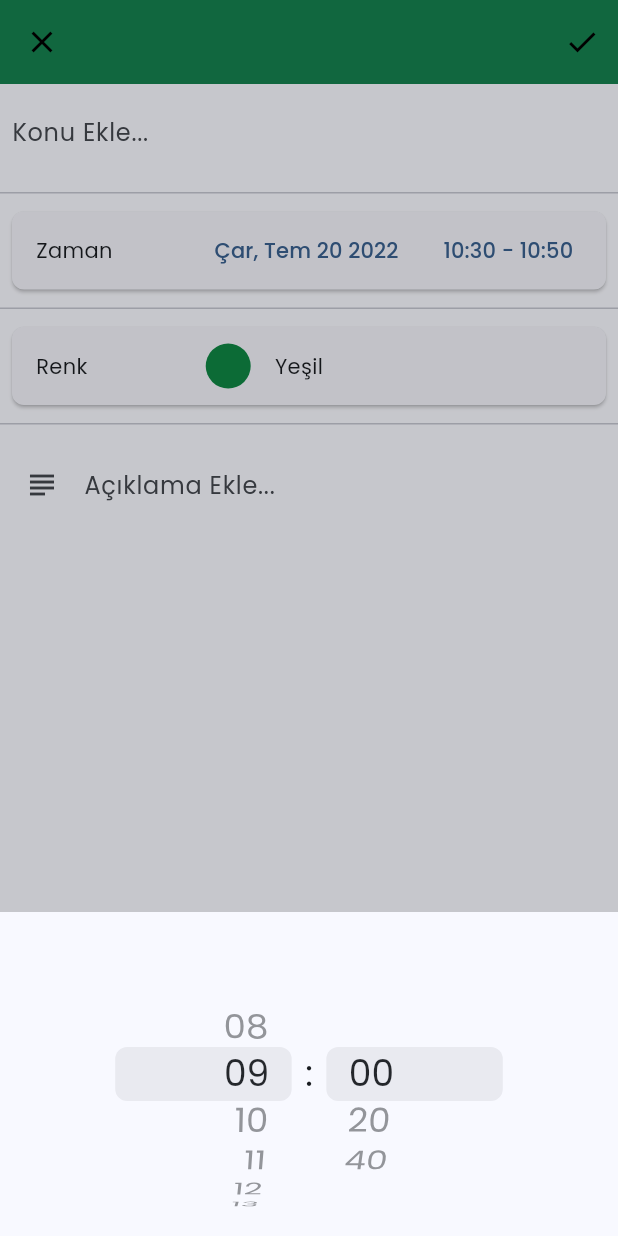
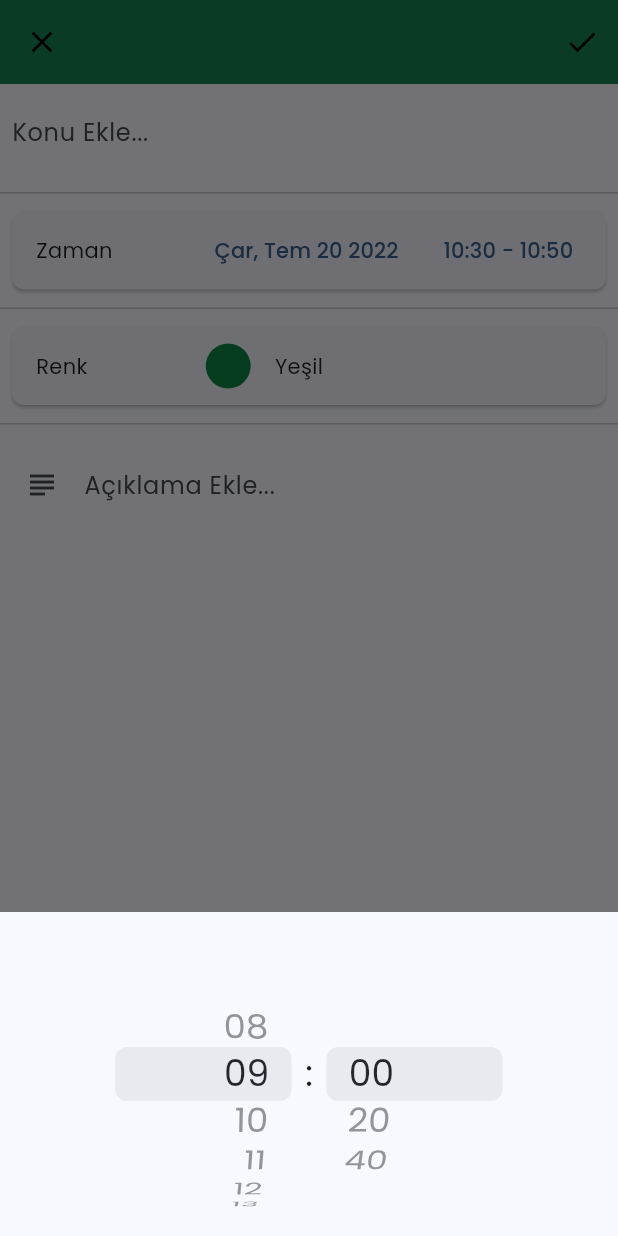
Before and after one commit to shmsacr/engelsiz, a Flutter app: the AppointmentView screen opened directly with empty values, after a tap on an icon or button, on a phone screen of 412 x 824 dp. Run offline on Flutter 3.47's test engine with Material 2 defaults, Android fonts, the phone set to English and light mode, and no system bars; our stand-ins replace cached_network_image, curved_navigation_bar, faker, firebase_core, flex_color_scheme, flutter_riverpod and 3 more; accounts and stored records are empty; network calls fail.

Commit message:
refactor: convert time picker to bottom sheet

```diff
--- a/lib/controller/calendar_controller.dart
+++ b/lib/controller/calendar_controller.dart
@@ -38,6 +38,9 @@ class AppointmentNotifier extends ChangeNotifier {
     subjectController.addListener(_updateSubject);
     descriptionController.addListener(_updateDescription);
   }
+
+  int? get startHour => appointment.startTime.hour;
+  int? get startMinute => appointment.startTime.minute;
 
   void updateStartTime(DateTime startTime) {
     final startTime_ = preventMidnight(startTime);
--- /dev/null
+++ b/lib/ui/screens/calendar/app_time_picker.dart
@@ -0,0 +1,85 @@
+import 'package:flutter/cupertino.dart';
+import 'package:flutter/material.dart';
+import 'package:flutter_riverpod/flutter_riverpod.dart';
+import 'package:engelsiz/utils/datetime_ext.dart';
+
+import 'package:engelsiz/controller/calendar_controller.dart';
+
+class AppTimePicker extends ConsumerWidget {
+  final DateTime selectedTime;
+
+  const AppTimePicker({required this.selectedTime, Key? key}) : super(key: key);
+
+  @override
+  Widget build(BuildContext context, WidgetRef ref) {
+    final appointmentController =
+        ref.watch(singleAppointmentProvider(selectedTime));
+    final cupertinoTextStyle = Theme.of(context).textTheme.headlineSmall;
+
+    return Container(
+      height: 216,
+      margin: EdgeInsets.only(bottom: MediaQuery.of(context).viewInsets.bottom),
+      child: Material(
+        child: Row(
+          crossAxisAlignment: CrossAxisAlignment.center,
+          children: [
+            Flexible(child: Container()),
+            Flexible(
+              flex: 2,
+              child: CupertinoPicker(
+                itemExtent: 36,
+                scrollController: FixedExtentScrollController(initialItem: 1),
+                onSelectedItemChanged: (value) {
+                  appointmentController.updateStartTime(
+                      DateTimeExt(appointmentController.appointment.startTime)
+                          .copyWith(hour: value + 8));
+                },
+                children: List<Widget>.generate(
+                  10,
+                  (int index) => Material(
+                    type: MaterialType.transparency,
+                    child: Align(
+                      alignment: Alignment.centerRight,
+                      child: Padding(
+                        padding: const EdgeInsets.only(right: 24.0),
+                        child: Text(
+                          (index + 8).toString().padLeft(2, '0'),
+                          style: cupertinoTextStyle,
+                        ),
+                      ),
+                    ),
+                  ),
+                ),
+              ),
+            ),
+            Text(":", style: cupertinoTextStyle),
+            Flexible(
+              flex: 2,
+              child: CupertinoPicker.builder(
+                itemExtent: 36,
+                offAxisFraction: 0.75,
+                onSelectedItemChanged: (value) {
+                  appointmentController.updateStartTime(
+                      DateTimeExt(appointmentController.appointment.startTime)
+                          .copyWith(minute: value * 20));
+                },
+                childCount: 3,
+                itemBuilder: (context, index) => Align(
+                  alignment: Alignment.centerLeft,
+                  child: Padding(
+                    padding: const EdgeInsets.only(left: 24.0),
+                    child: Text(
+                      (index * 20).toString().padLeft(2, '0'),
+                      style: cupertinoTextStyle,
+                    ),
+                  ),
+                ),
+              ),
+            ),
+            Flexible(child: Container()),
+          ],
+        ),
+      ),
+    );
+  }
+}
--- a/lib/ui/screens/calendar/appointment.dart
+++ b/lib/ui/screens/calendar/appointment.dart
@@ -1,6 +1,5 @@
 import 'package:engelsiz/controller/calendar_controller.dart';
-import 'package:engelsiz/utils/datetime_ext.dart';
-import 'package:flutter/cupertino.dart';
+import 'package:engelsiz/ui/screens/calendar/app_time_picker.dart';
 import 'package:flutter/material.dart';
 import 'package:flutter/scheduler.dart';
 import 'package:flutter_riverpod/flutter_riverpod.dart';
@@ -20,7 +19,6 @@ class AppointmentView extends ConsumerWidget {
     final appointmentController =
         ref.watch(singleAppointmentProvider(selectedTime));
     final eventsController = ref.watch(eventsProvider);
-    final cupertinoTextStyle = Theme.of(context).textTheme.headlineSmall;
     return Scaffold(
       appBar: AppBar(
         elevation: 24.0,
@@ -64,10 +62,6 @@ class AppointmentView extends ConsumerWidget {
               mainAxisAlignment: MainAxisAlignment.spaceEvenly,
               children: [
                 TextButton(
-                    child: Text(
-                      DateFormat("EEE, MMM dd yyyy", "tr_TR")
-                          .format(appointmentController.appointment.startTime),
-                    ),
                   style: TextButton.styleFrom(
                     padding: const EdgeInsets.symmetric(horizontal: 8.0),
                   ),
@@ -81,80 +75,22 @@ class AppointmentView extends ConsumerWidget {
                     if (selection != null) {
                       appointmentController.updateStartTime(selection);
                     }
-                    }),
+                  },
+                  child: Text(
+                    DateFormat("EEE, MMM dd yyyy", "tr_TR")
+                        .format(appointmentController.appointment.startTime),
+                  ),
+                ),
                 TextButton(
                   style: TextButton.styleFrom(
                     padding: const EdgeInsets.symmetric(horizontal: 8.0),
                   ),
-                  onPressed: () async {
-                    _showDialog(
-                      context,
-                      Row(
-                        crossAxisAlignment: CrossAxisAlignment.center,
-                        children: [
-                          Flexible(child: Container()),
-                          Flexible(
-                            flex: 2,
-                            child: CupertinoPicker(
-                              itemExtent: 36,
-                              scrollController:
-                                  FixedExtentScrollController(initialItem: 1),
-                              onSelectedItemChanged: (value) {
-                                appointmentController.updateStartTime(
-                                    DateTimeExt(appointmentController
-                                            .appointment.startTime)
-                                        .copyWith(hour: value + 8));
-                              },
-                              children: List<Widget>.generate(
-                                10,
-                                (int index) => Material(
-                                  type: MaterialType.transparency,
-                                  child: Align(
-                                    alignment: Alignment.centerRight,
-                                    child: Padding(
-                                      padding:
-                                          const EdgeInsets.only(right: 24.0),
-                                      child: Text(
-                                        (index + 8).toString().padLeft(2, '0'),
-                                        style: cupertinoTextStyle,
-                                      ),
-                                    ),
-                                  ),
-                                ),
-                              ),
-                            ),
-                          ),
-                          Text(":", style: cupertinoTextStyle),
-                          Flexible(
-                            flex: 2,
-                            child: CupertinoPicker(
-                              offAxisFraction: 0.75,
-                              itemExtent: 36,
-                              onSelectedItemChanged: (value) {
-                                debugPrint((value * 20).toString());
-                                appointmentController.updateStartTime(
-                                    DateTimeExt(appointmentController
-                                            .appointment.startTime)
-                                        .copyWith(minute: value * 20));
-                              },
-                              children: List<Widget>.generate(
-                                3,
-                                (int index) => Align(
-                                  alignment: Alignment.centerLeft,
-                                  child: Padding(
-                                    padding: const EdgeInsets.only(left: 24.0),
-                                    child: Text(
-                                      (index * 20).toString().padLeft(2, '0'),
-                                      style: cupertinoTextStyle,
-                                    ),
-                                  ),
-                                ),
-                              ),
-                            ),
-                          ),
-                          Flexible(child: Container()),
-                        ],
-                      ),
+                  onPressed: () {
+                    showModalBottomSheet<void>(
+                      context: context,
+                      isScrollControlled: true,
+                      enableDrag: true,
+                      builder: (_) => AppTimePicker(selectedTime: selectedTime),
                     );
                   },
                   child: Text(
@@ -163,50 +99,6 @@ class AppointmentView extends ConsumerWidget {
               ],
             ),
           ),
-          // labeledCard(
-          //   label: "Bitiş",
-          //   child: Row(
-          //     mainAxisAlignment: MainAxisAlignment.spaceEvenly,
-          //     children: [
-          //       Text(DateFormat("EEE, MMM dd yyyy")
-          //           .format(appointmentController.appointment.endTime)),
-          //       Text(DateFormat("Hm")
-          //           .format(appointmentController.appointment.endTime)),
-          //     ],
-          //   ),
-          // Row(
-          //   children: [
-          //     TextButton(
-          //       child: Text(
-          //         DateFormat("EEE, MMM dd yyyy")
-          //             .format(appointmentController.appointment.endTime),
-          //       ),
-          //       onPressed: () {},
-          //     ),
-          //
-          //     // TextButton(
-          //     //   child: Text(DateFormat("Hm")
-          //     //       .format(appointmentController.appointment.endTime)),
-          //     //   onPressed: () async {
-          //     //     // final TimeOfDay? selection = await showTimePicker(
-          //     //     //   context: context,
-          //     //     //   initialTime: TimeOfDay.fromDateTime(
-          //     //     //     appointmentController.appointment.endTime,
-          //     //     //   ),
-          //     //     // );
-          //     //     // if (selection != null) {
-          //     //     //   final DateTime date =
-          //     //     //       appointmentController.appointment.endTime;
-          //     //     //   appointmentController.updateEndTime(
-          //     //     //     DateTime(date.year, date.month, date.day,
-          //     //     //         selection.hour, selection.minute),
-          //     //     //   );
-          //     //     // }
-          //     //   },
-          //     // )
-          //   ],
-          // ),
-          // ),
           customDivider(),
           labeledCard(
             label: "Renk",
@@ -258,29 +150,6 @@ class AppointmentView extends ConsumerWidget {
   }
 }
 
-void _showDialog(BuildContext context, Widget child) {
-  showCupertinoModalPopup<void>(
-    context: context,
-    builder: (BuildContext context) => Container(
-      height: 216,
-      // padding: const EdgeInsets.only(top: 6.0),
-      // The Bottom margin is provided to align the popup above the system navigation bar.
-      margin: EdgeInsets.only(
-        bottom: MediaQuery.of(context).viewInsets.bottom,
-      ),
-      // Provide a background color for the popup.
-      color: CupertinoColors.systemBackground.resolveFrom(context),
-      // Use a SafeArea widget to avoid system overlaps.
-      child: Scaffold(
-        body: SafeArea(
-          top: false,
-          child: child,
-        ),
-      ),
-    ),
-  );
-}
-
 Widget labeledCard({String label = "", required Widget child}) => Card(
       elevation: 1.0,
       margin: const EdgeInsets.symmetric(horizontal: 8.0, vertical: 4.0),
```
Also changed, not shown: lib/utils/animated_transitions.dart (added, +20 -0 lines). Lines whose indentation alone changed are shown as unchanged.
